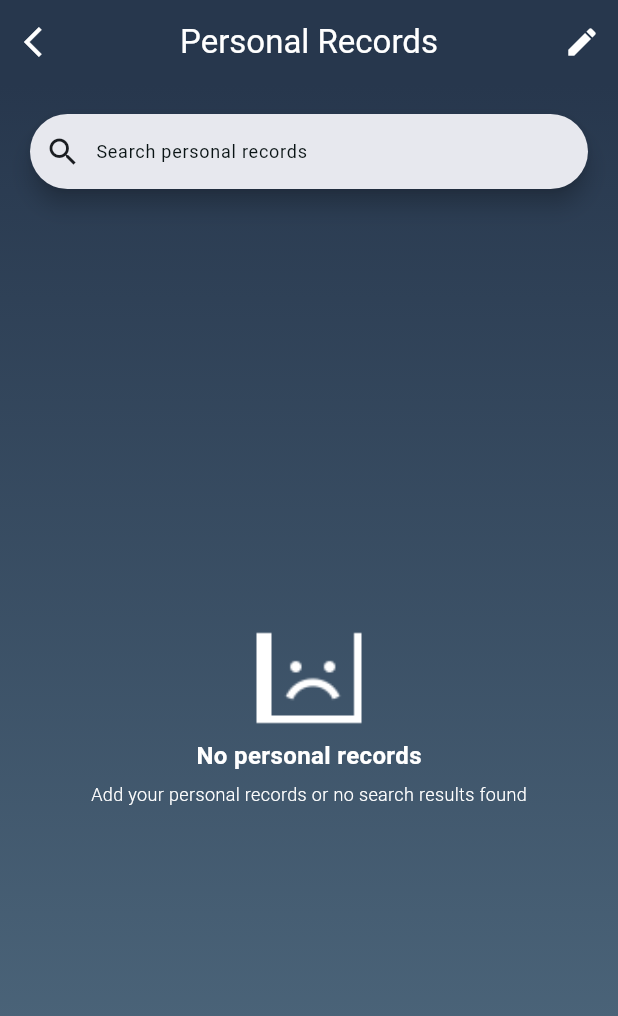
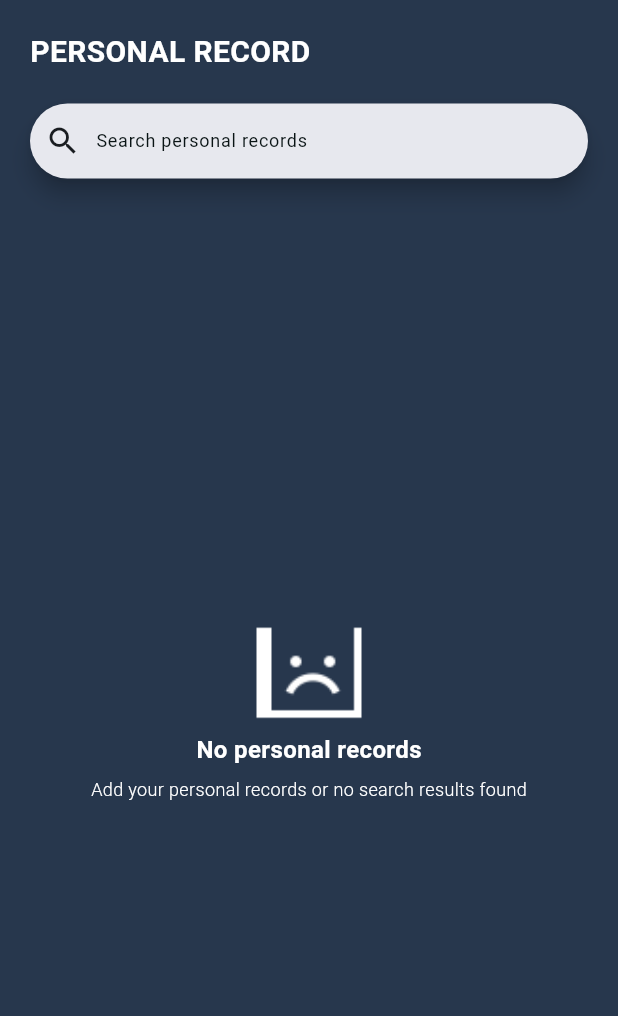
Before and after one commit to faustojc/workout_routine, a Flutter app: the PRHome widget shown alone on an empty page, opened directly, on a phone screen of 412 x 824 dp. Shown: the top 1016 px of the screen. Run offline on Flutter 3.47's test engine with Material 3 defaults, Android fonts, the phone set to English and light mode, and no system bars; our stand-ins replace connectivity_plus, internet_connection_checker_plus, supabase_flutter; missing offline and left inert: powersync; accounts and stored records are empty; statements that could not run were skipped.

Commit message:
Improve ui/ux

```diff
--- a/lib/widgets/user/personal_records/pr_home.dart
+++ b/lib/widgets/user/personal_records/pr_home.dart
@@ -15,6 +15,7 @@ class PRHome extends StatefulWidget {
 class _PRHomeState extends State<PRHome> {
   final List<PersonalRecordModel> _pr = PersonalRecordModel.list;
   final List<PRHistoryModel> _prHistory = PRHistoryModel.list;
+  final ScrollController _scrollController = ScrollController();
 
   String _dateFormat(DateTime date) {
     return DateFormat.yMMMMd('en_US').format(date);
@@ -27,36 +28,21 @@ class _PRHomeState extends State<PRHome> {
   }
 
   @override
-  Widget build(BuildContext context) {
-    return Scaffold(
-      appBar: AppBar(
-        title: const Text('Personal Records'),
-        centerTitle: true,
-        backgroundColor: ThemeColor.primary,
-        foregroundColor: ThemeColor.white,
-        elevation: 0,
-        leading: IconButton(
-          onPressed: () => Navigator.pop(context),
-          icon: const Icon(Icons.arrow_back_ios),
-        ),
-        actions: [
-          IconButton(
-            onPressed: () {},
-            icon: const Icon(Icons.edit),
-          ),
-        ],
-      ),
-      body: Container(
+  Widget build(BuildContext context) => Container(
       padding: const EdgeInsets.all(20.0),
-          decoration: const BoxDecoration(
-            gradient: LinearGradient(
-              colors: [ThemeColor.primary, ThemeColor.secondary],
-              begin: Alignment.topCenter,
-              end: Alignment.bottomCenter,
+      color: ThemeColor.primary,
+      child: Column(
+        crossAxisAlignment: CrossAxisAlignment.start,
+        children: [
+          const Text(
+            'PERSONAL RECORD',
+            style: TextStyle(
+              fontWeight: FontWeight.bold,
+              fontSize: 20,
+              color: ThemeColor.white,
             ),
           ),
-          child: Column(
-            children: [
+          const SizedBox(height: 20),
           SearchBar(
             hintText: 'Search personal records',
             leading: const Icon(Icons.search),
@@ -75,7 +61,7 @@ class _PRHomeState extends State<PRHome> {
           (_pr.isEmpty)
               ? const EmptyContent(title: 'No personal records', subtitle: 'Add your personal records or no search results found')
               : Expanded(
-                      child: ListView.builder(
+                  child: ListView.separated(
                     itemCount: _pr.length,
                     itemBuilder: (context, int index) {
                       return Card(
@@ -95,7 +81,7 @@ class _PRHomeState extends State<PRHome> {
                                     Text(
                                       _pr[index].title,
                                       style: const TextStyle(
-                                              fontSize: 16,
+                                        fontSize: 20,
                                         fontWeight: FontWeight.w700,
                                         color: ThemeColor.black,
                                       ),
@@ -103,7 +89,7 @@ class _PRHomeState extends State<PRHome> {
                                     Text(
                                       'Created ${_dateFormat(_pr[index].createdAt)}',
                                       style: const TextStyle(
-                                              fontSize: 11,
+                                        fontSize: 15,
                                         color: ThemeColor.black,
                                       ),
                                     ),
@@ -111,7 +97,7 @@ class _PRHomeState extends State<PRHome> {
                                     Text(
                                       'Histories: ${_historiesCount(_pr[index].id)}',
                                       style: TextStyle(
-                                              fontSize: 10,
+                                        fontSize: 15,
                                         color: ThemeColor.black.withOpacity(0.9),
                                       ),
                                     )
@@ -124,10 +110,10 @@ class _PRHomeState extends State<PRHome> {
                               ],
                             ),
                           ));
-                          }),
+                    },
+                    separatorBuilder: (context, int index) => const SizedBox(height: 4),
+                  ),
                 )
         ],
-          )),
-    );
+      ));
 }
-}
```
Also changed, not shown: lib/widgets/user/home.dart (+47 -19 lines). Lines whose indentation alone changed are shown as unchanged.
